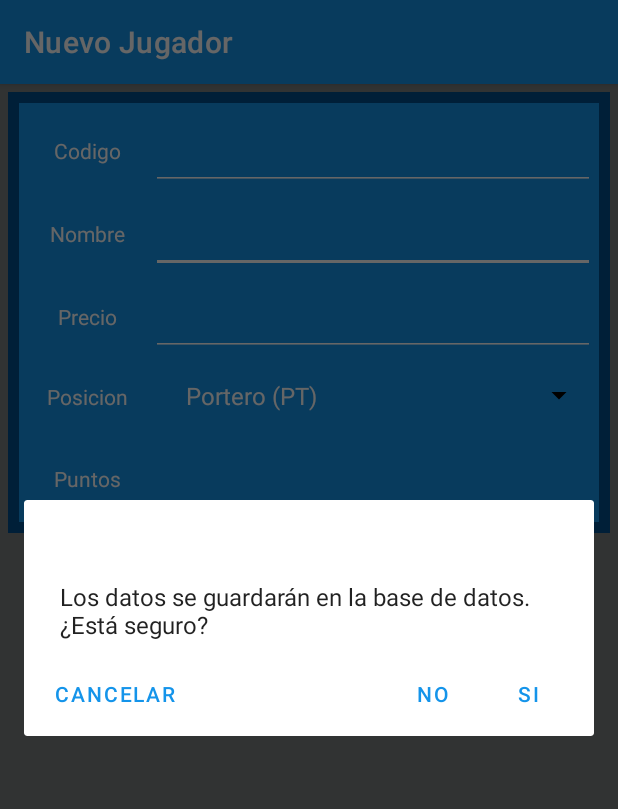
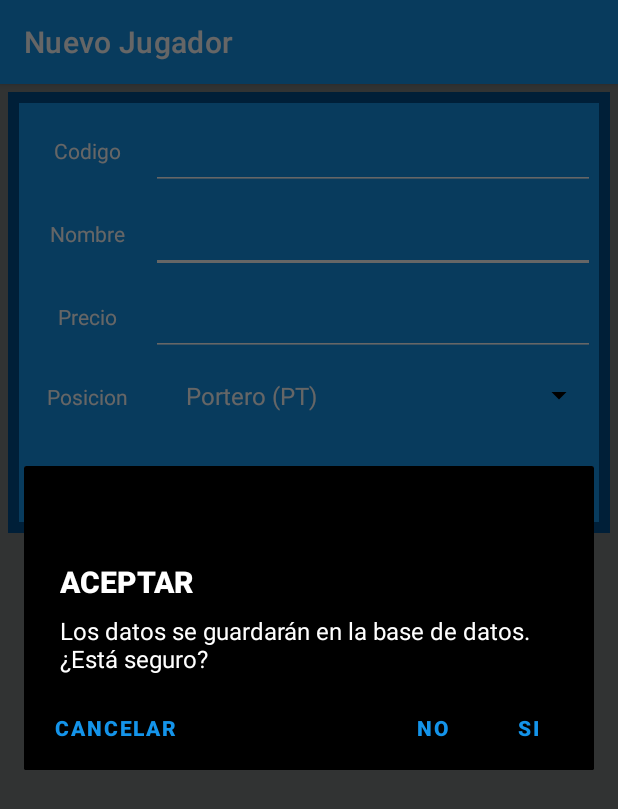
Before and after one commit to Gbalay92/PlayersDB, an Android app: the JugadorVista screen opened directly, with no data from a screen before it, after a tap on "ACEPTAR", on a phone screen of 412 x 824 dp. Shown: the top 809 px of the screen. Run offline under Robolectric (Android 15) with nearby library versions, the phone set to English and light mode, and no system bars.

Commit message:
cancel button and dialog styles

```diff
--- a/app/src/main/java/com/liceolapaz/dam/gbl/JugadorVista.kt
+++ b/app/src/main/java/com/liceolapaz/dam/gbl/JugadorVista.kt
@@ -3,6 +3,7 @@ package com.liceolapaz.dam.gbl
 import android.content.Intent
 import android.database.sqlite.SQLiteDatabase
 import android.os.Bundle
+import android.view.ContextThemeWrapper
 import android.view.View
 import android.widget.Spinner
 import android.widget.Toast
@@ -51,7 +52,7 @@ class JugadorVista : AppCompatActivity() {
 
 
         binding.add.setOnClickListener {
-            val builder = AlertDialog.Builder(this)
+            val builder = AlertDialog.Builder(ContextThemeWrapper(this, R.style.AlertDialogCustom))
             builder.setTitle("ACEPTAR")
             builder.setMessage("Los datos se guardarán en la base de datos.¿Está seguro?")
             builder.setPositiveButton("SI") { dialog, which ->
@@ -80,7 +81,7 @@ class JugadorVista : AppCompatActivity() {
         }
 
         binding.delete.setOnClickListener {
-            val builder = AlertDialog.Builder(this)
+            val builder = AlertDialog.Builder(ContextThemeWrapper(this, R.style.AlertDialogCustom))
             builder.setTitle("ACEPTAR")
             builder.setMessage("Los datos se borrarán de la base de datos.¿Está seguro?")
             builder.setPositiveButton("SI") { dialog, which ->
@@ -98,6 +99,20 @@ class JugadorVista : AppCompatActivity() {
 
 
         }
+
+        binding.cancel.setOnClickListener {
+            val builder = AlertDialog.Builder(ContextThemeWrapper(this, R.style.AlertDialogCustom))
+            builder.setTitle("ACEPTAR")
+            builder.setMessage("Los datos no se guardarán.¿Está seguro?")
+            builder.setPositiveButton("SI") { dialog, which ->
+                startActivity(volver)
+            }
+            builder.setNegativeButton("NO") { dialog, which ->
+
+            }
+            builder.show()
+
+        }
     }
 
     private fun getIndex(spinner: Spinner, myString: String): Int {
--- a/app/src/main/res/values/themes.xml
+++ b/app/src/main/res/values/themes.xml
@@ -14,4 +14,10 @@
         <item name="android:statusBarColor" tools:targetApi="l">?attr/colorPrimaryVariant</item>
         <!-- Customize your theme here. -->
     </style>
+    <style name="AlertDialogCustom" parent="@android:style/Theme.Material.Dialog">
+        <item name="android:textColor">@android:color/white</item>
+        <item name="android:textStyle">bold</item>
+        <item name="android:headerDividersEnabled">true</item>
+        <item name="android:background">@android:color/black</item>
+    </style>
 </resources>
```
